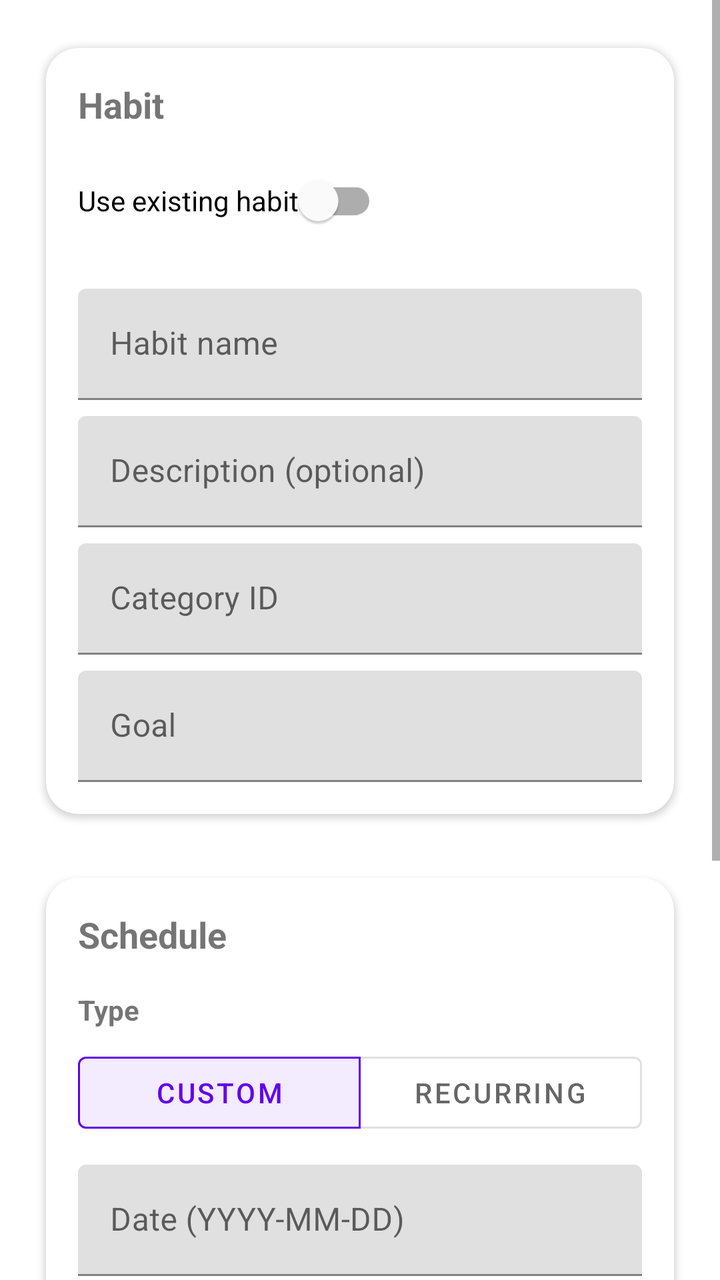
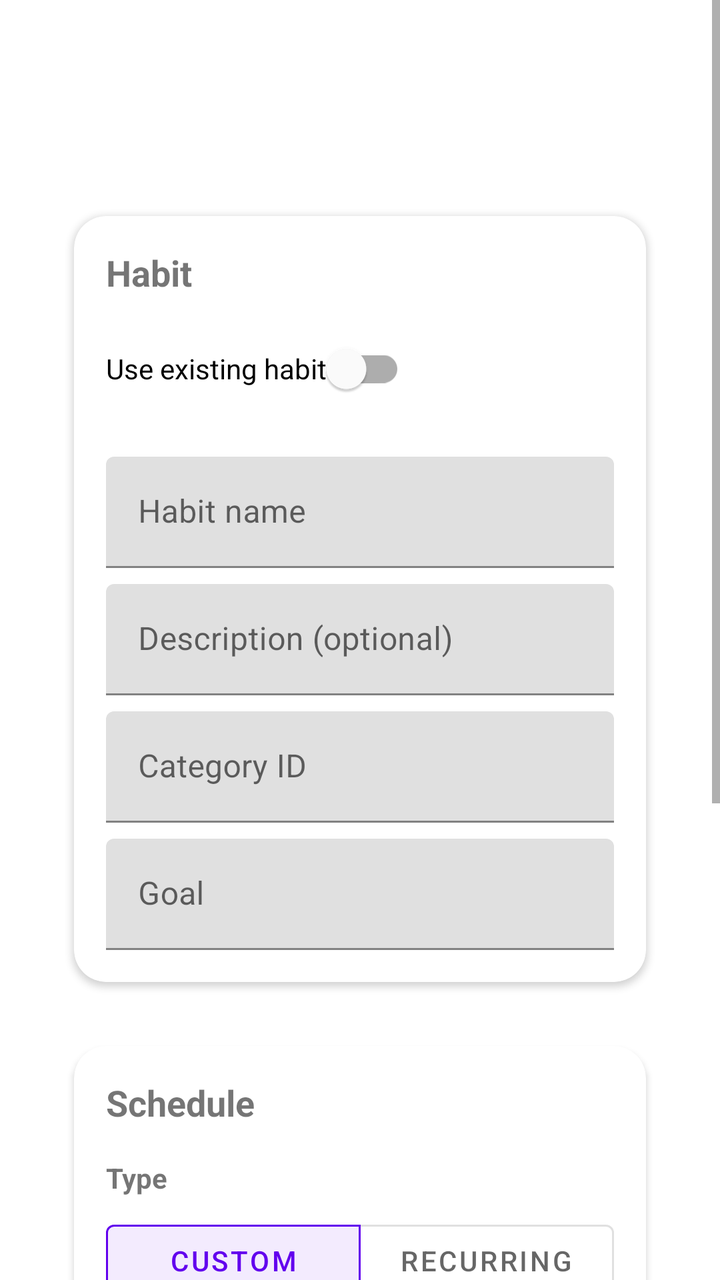

Screens rendered from an Android XML layout before and after an edit, with the pre-edit source and the edit as a unified diff.
<!-- AndroidManifest.xml: application theme Theme.Progress -->
<!-- res/layout/fragment_create_schedule.xml -->
<?xml version="1.0" encoding="utf-8"?>
<ScrollView xmlns:android="http://schemas.android.com/apk/res/android"
    xmlns:app="http://schemas.android.com/apk/res-auto"
    xmlns:tools="http://schemas.android.com/tools"
    android:layout_width="match_parent"
    android:layout_height="match_parent"
    tools:context="com.example.progress.ui.schedule.CreateScheduleFragment">

    <LinearLayout
        android:layout_width="match_parent"
        android:layout_height="wrap_content"
        android:orientation="vertical"
        android:padding="16dp">

        <com.google.android.material.card.MaterialCardView
            android:layout_width="match_parent"
            android:layout_height="wrap_content"
            app:cardUseCompatPadding="true"
            app:cardCornerRadius="16dp"
            app:cardElevation="2dp">

            <LinearLayout
                android:layout_width="match_parent"
                android:layout_height="wrap_content"
                android:orientation="vertical"
                android:padding="16dp">

                <TextView
                    android:layout_width="wrap_content"
                    android:layout_height="wrap_content"
                    android:text="Habit"
                    android:textStyle="bold"
                    android:textSize="18sp"
                    android:layout_marginBottom="12dp"/>

                <com.google.android.material.switchmaterial.SwitchMaterial
                    android:id="@+id/switchUseExisting"
                    android:layout_width="wrap_content"
                    android:layout_height="wrap_content"
                    android:text="Use existing habit"
                    android:layout_marginBottom="12dp"/>

                <com.google.android.material.textfield.TextInputLayout
                    android:id="@+id/tilHabit"
                    android:layout_width="match_parent"
                    android:layout_height="wrap_content"
                    android:hint="Select habit"
                    android:visibility="gone"
                    app:endIconMode="dropdown_menu"
                    app:boxBackgroundMode="filled">
                    <com.google.android.material.textfield.MaterialAutoCompleteTextView
                        android:id="@+id/actHabit"
                        android:layout_width="match_parent"
                        android:layout_height="wrap_content"
                        android:inputType="none"/>
                </com.google.android.material.textfield.TextInputLayout>

                <LinearLayout
                    android:id="@+id/groupNewHabit"
                    android:layout_width="match_parent"
                    android:layout_height="wrap_content"
                    android:orientation="vertical">

                    <com.google.android.material.textfield.TextInputLayout
                        android:layout_width="match_parent"
                        android:layout_height="wrap_content"
                        android:hint="Habit name"
                        app:boxBackgroundMode="filled"
                        android:layout_marginTop="8dp">
                        <com.google.android.material.textfield.TextInputEditText
                            android:id="@+id/etHabitName"
                            android:layout_width="match_parent"
                            android:layout_height="wrap_content"/>
                    </com.google.android.material.textfield.TextInputLayout>

                    <com.google.android.material.textfield.TextInputLayout
                        android:layout_width="match_parent"
                        android:layout_height="wrap_content"
                        android:hint="Description (optional)"
                        app:boxBackgroundMode="filled"
                        android:layout_marginTop="8dp">
                        <com.google.android.material.textfield.TextInputEditText
                            android:id="@+id/etHabitDescription"
                            android:layout_width="match_parent"
                            android:layout_height="wrap_content"/>
                    </com.google.android.material.textfield.TextInputLayout>

                    <com.google.android.material.textfield.TextInputLayout
                        android:layout_width="match_parent"
                        android:layout_height="wrap_content"
                        android:hint="Category ID"
                        app:boxBackgroundMode="filled"
                        android:layout_marginTop="8dp">
                        <com.google.android.material.textfield.TextInputEditText
                            android:id="@+id/etCategoryId"
                            android:inputType="number"
                            android:layout_width="match_parent"
                            android:layout_height="wrap_content"/>
                    </com.google.android.material.textfield.TextInputLayout>

                    <com.google.android.material.textfield.TextInputLayout
                        android:layout_width="match_parent"
                        android:layout_height="wrap_content"
                        android:hint="Goal"
                        app:boxBackgroundMode="filled"
                        android:layout_marginTop="8dp">
                        <com.google.android.material.textfield.TextInputEditText
                            android:id="@+id/etHabitGoal"
                            android:layout_width="match_parent"
                            android:layout_height="wrap_content"/>
                    </com.google.android.material.textfield.TextInputLayout>
                </LinearLayout>
            </LinearLayout>
        </com.google.android.material.card.MaterialCardView>

        <Space
            android:layout_width="0dp"
            android:layout_height="16dp"/>

        <com.google.android.material.card.MaterialCardView
            android:layout_width="match_parent"
            android:layout_height="wrap_content"
            app:cardUseCompatPadding="true"
            app:cardCornerRadius="16dp"
            app:cardElevation="2dp">

            <LinearLayout
                android:layout_width="match_parent"
                android:layout_height="wrap_content"
                android:orientation="vertical"
                android:padding="16dp">

                <TextView
                    android:layout_width="wrap_content"
                    android:layout_height="wrap_content"
                    android:text="Schedule"
                    android:textStyle="bold"
                    android:textSize="18sp"
                    android:layout_marginBottom="12dp"/>

                <TextView
                    android:layout_width="wrap_content"
                    android:layout_height="wrap_content"
                    android:text="Type"
                    android:textStyle="bold"
                    android:layout_marginTop="4dp"
                    android:layout_marginBottom="8dp"/>

                <com.google.android.material.button.MaterialButtonToggleGroup
                    android:id="@+id/scheduleTypeGroup"
                    android:layout_width="match_parent"
                    android:layout_height="wrap_content"
                    app:singleSelection="true"
                    app:selectionRequired="true"
                    app:checkedButton="@id/btnTypeCustom">

                    <com.google.android.material.button.MaterialButton
                        android:id="@+id/btnTypeCustom"
                        style="@style/Widget.MaterialComponents.Button.OutlinedButton"
                        android:layout_width="0dp"
                        android:layout_height="wrap_content"
                        android:layout_weight="1"
                        android:text="Custom" />

                    <com.google.android.material.button.MaterialButton
                        android:id="@+id/btnTypeRecurring"
                        style="@style/Widget.MaterialComponents.Button.OutlinedButton"
                        android:layout_width="0dp"
                        android:layout_height="wrap_content"
                        android:layout_weight="1"
                        android:text="Recurring" />
                </com.google.android.material.button.MaterialButtonToggleGroup>

                <com.google.android.material.textfield.TextInputLayout
                    android:id="@+id/tilDate"
                    android:layout_width="match_parent"
                    android:layout_height="wrap_content"
                    android:hint="Date (YYYY-MM-DD)"
                    app:boxBackgroundMode="filled"
                    android:layout_marginTop="12dp">
                    <com.google.android.material.textfield.TextInputEditText
                        android:id="@+id/etDate"
                        android:layout_width="match_parent"
                        android:layout_height="wrap_content"
                        android:inputType="date"/>
                </com.google.android.material.textfield.TextInputLayout>

                <com.google.android.material.textfield.TextInputLayout
                    android:id="@+id/tilStartTimeCustom"
                    android:layout_width="match_parent"
                    android:layout_height="wrap_content"
                    android:hint="Start time (HH:MM)"
                    app:boxBackgroundMode="filled"
                    android:layout_marginTop="8dp">
                    <com.google.android.material.textfield.TextInputEditText
                        android:id="@+id/etStartTimeCustom"
                        android:layout_width="match_parent"
                        android:layout_height="wrap_content"
                        android:inputType="datetime"/>
                </com.google.android.material.textfield.TextInputLayout>

                <com.google.android.material.textfield.TextInputLayout
                    android:id="@+id/tilStartTimeRecurring"
                    android:layout_width="match_parent"
                    android:layout_height="wrap_content"
                    android:hint="Start time (HH:MM)"
                    app:boxBackgroundMode="filled"
                    android:layout_marginTop="8dp"
                    android:visibility="gone">
                    <com.google.android.material.textfield.TextInputEditText
                        android:id="@+id/etStartTimeRecurring"
                        android:layout_width="match_parent"
                        android:layout_height="wrap_content"
                        android:inputType="time"/>
                </com.google.android.material.textfield.TextInputLayout>

                <com.google.android.material.textfield.TextInputLayout
                    android:id="@+id/tilRepeat"
                    android:layout_width="match_parent"
                    android:layout_height="wrap_content"
                    android:hint="Repeat pattern"
                    app:endIconMode="dropdown_menu"
                    app:boxBackgroundMode="filled"
                    android:layout_marginTop="8dp"
                    android:visibility="gone">
                    <com.google.android.material.textfield.MaterialAutoCompleteTextView
                        android:id="@+id/actRepeat"
                        android:layout_width="match_parent"
                        android:layout_height="wrap_content"
                        android:inputType="none"/>
                </com.google.android.material.textfield.TextInputLayout>

                <LinearLayout
                    android:id="@+id/weekdayContainer"
                    android:layout_width="match_parent"
                    android:layout_height="wrap_content"
                    android:orientation="vertical"
                    android:visibility="gone"
                    android:layout_marginTop="8dp">

                    <TextView
                        android:layout_width="wrap_content"
                        android:layout_height="wrap_content"
                        android:text="Select weekdays"
                        android:textStyle="bold"/>

                    <com.google.android.material.chip.ChipGroup
                        android:id="@+id/chipGroupWeekdays"
                        android:layout_width="match_parent"
                        android:layout_height="wrap_content"
                        android:paddingTop="4dp"
                        app:singleSelection="false">

                        <com.google.android.material.chip.Chip
                            android:id="@+id/chipMon"
                            style="@style/Widget.MaterialComponents.Chip.Choice"
                            android:layout_width="wrap_content"
                            android:layout_height="wrap_content"
                            android:text="Mon"
                            android:tag="1"/>

                        <com.google.android.material.chip.Chip
                            android:id="@+id/chipTue"
                            style="@style/Widget.MaterialComponents.Chip.Choice"
                            android:layout_width="wrap_content"
                            android:layout_height="wrap_content"
                            android:text="Tue"
                            android:tag="2"/>

                        <com.google.android.material.chip.Chip
                            android:id="@+id/chipWed"
                            style="@style/Widget.MaterialComponents.Chip.Choice"
                            android:layout_width="wrap_content"
                            android:layout_height="wrap_content"
                            android:text="Wed"
                            android:tag="3"/>

                        <com.google.android.material.chip.Chip
                            android:id="@+id/chipThu"
                            style="@style/Widget.MaterialComponents.Chip.Choice"
                            android:layout_width="wrap_content"
                            android:layout_height="wrap_content"
                            android:text="Thu"
                            android:tag="4"/>

                        <com.google.android.material.chip.Chip
                            android:id="@+id/chipFri"
                            style="@style/Widget.MaterialComponents.Chip.Choice"
                            android:layout_width="wrap_content"
                            android:layout_height="wrap_content"
                            android:text="Fri"
                            android:tag="5"/>

                        <com.google.android.material.chip.Chip
                            android:id="@+id/chipSat"
                            style="@style/Widget.MaterialComponents.Chip.Choice"
                            android:layout_width="wrap_content"
                            android:layout_height="wrap_content"
                            android:text="Sat"
                            android:tag="6"/>

                        <com.google.android.material.chip.Chip
                            android:id="@+id/chipSun"
                            style="@style/Widget.MaterialComponents.Chip.Choice"
                            android:layout_width="wrap_content"
                            android:layout_height="wrap_content"
                            android:text="Sun"
                            android:tag="7"/>

                    </com.google.android.material.chip.ChipGroup>
                </LinearLayout>

                <com.google.android.material.textfield.TextInputLayout
                    android:id="@+id/tilNumberOfWeeks"
                    android:layout_width="match_parent"
                    android:layout_height="wrap_content"
                    android:hint="Number of weeks"
                    app:boxBackgroundMode="filled"
                    android:layout_marginTop="8dp"
                    android:visibility="gone">
                    <com.google.android.material.textfield.TextInputEditText
                        android:id="@+id/etNumberOfWeeks"
                        android:layout_width="match_parent"
                        android:layout_height="wrap_content"
                        android:inputType="number"
                        android:text="4"/>
                </com.google.android.material.textfield.TextInputLayout>

                <com.google.android.material.textfield.TextInputLayout
                    android:layout_width="match_parent"
                    android:layout_height="wrap_content"
                    android:hint="Duration (minutes)"
                    app:boxBackgroundMode="filled"
                    android:layout_marginTop="8dp">
                    <com.google.android.material.textfield.TextInputEditText
                        android:id="@+id/etDuration"
                        android:inputType="number"
                        android:layout_width="match_parent"
                        android:layout_height="wrap_content"/>
                </com.google.android.material.textfield.TextInputLayout>

                <com.google.android.material.textfield.TextInputLayout
                    android:layout_width="match_parent"
                    android:layout_height="wrap_content"
                    android:hint="Notes (optional)"
                    app:boxBackgroundMode="filled"
                    android:layout_marginTop="8dp">
                    <com.google.android.material.textfield.TextInputEditText
                        android:id="@+id/etNotes"
                        android:layout_width="match_parent"
                        android:layout_height="wrap_content"
                        android:inputType="textMultiLine"
                        android:minLines="2"/>
                </com.google.android.material.textfield.TextInputLayout>

            </LinearLayout>
        </com.google.android.material.card.MaterialCardView>

        <LinearLayout
            android:layout_width="match_parent"
            android:layout_height="wrap_content"
            android:orientation="horizontal"
            android:gravity="end"
            android:layout_marginTop="16dp">

            <com.google.android.material.button.MaterialButton
                android:id="@+id/btnCancel"
                android:layout_width="wrap_content"
                android:layout_height="wrap_content"
                android:text="Cancel"/>

            <Space
                android:layout_width="12dp"
                android:layout_height="0dp"/>

            <com.google.android.material.button.MaterialButton
                android:id="@+id/btnCreate"
                android:layout_width="wrap_content"
                android:layout_height="wrap_content"
                android:text="Create"
                app:iconGravity="textStart"/>
        </LinearLayout>

    </LinearLayout>

</ScrollView>
<!-- resources referenced by this layout -->
<resources>
  <style name="Theme.Progress" parent="Theme.MaterialComponents.DayNight.DarkActionBar">
          
          <item name="colorPrimary">@color/purple_500</item>
          <item name="colorPrimaryVariant">@color/purple_700</item>
          <item name="colorOnPrimary">@color/white</item>
          
          <item name="colorSecondary">@color/teal_200</item>
          <item name="colorSecondaryVariant">@color/teal_700</item>
          <item name="colorOnSecondary">@color/black</item>
          
          <item name="android:statusBarColor">?attr/colorPrimaryVariant</item>
          
      </style>
  <color name="purple_500">#FF6200EE</color>
  <color name="purple_700">#FF3700B3</color>
  <color name="white">#FFFFFFFF</color>
  <color name="teal_200">#FF03DAC5</color>
  <color name="teal_700">#FF018786</color>
  <color name="black">#FF000000</color>
</resources>

<!-- the commit's change to res/layout/fragment_create_schedule.xml (unified diff, before → after) -->
@@ -10,7 +10,8 @@
         android:layout_width="match_parent"
         android:layout_height="wrap_content"
         android:orientation="vertical"
-        android:padding="16dp">
+        android:paddingTop="100dp"
+        android:paddingHorizontal="30dp">
 
         <com.google.android.material.card.MaterialCardView
             android:layout_width="match_parent"
